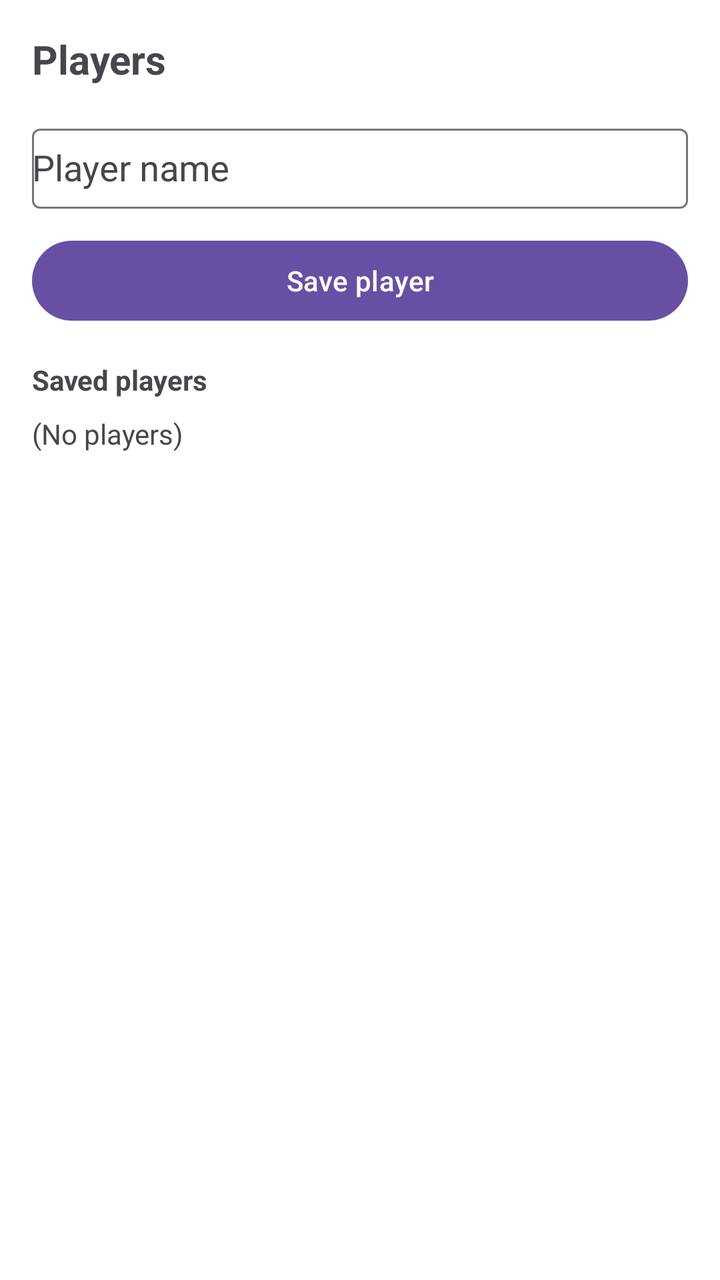
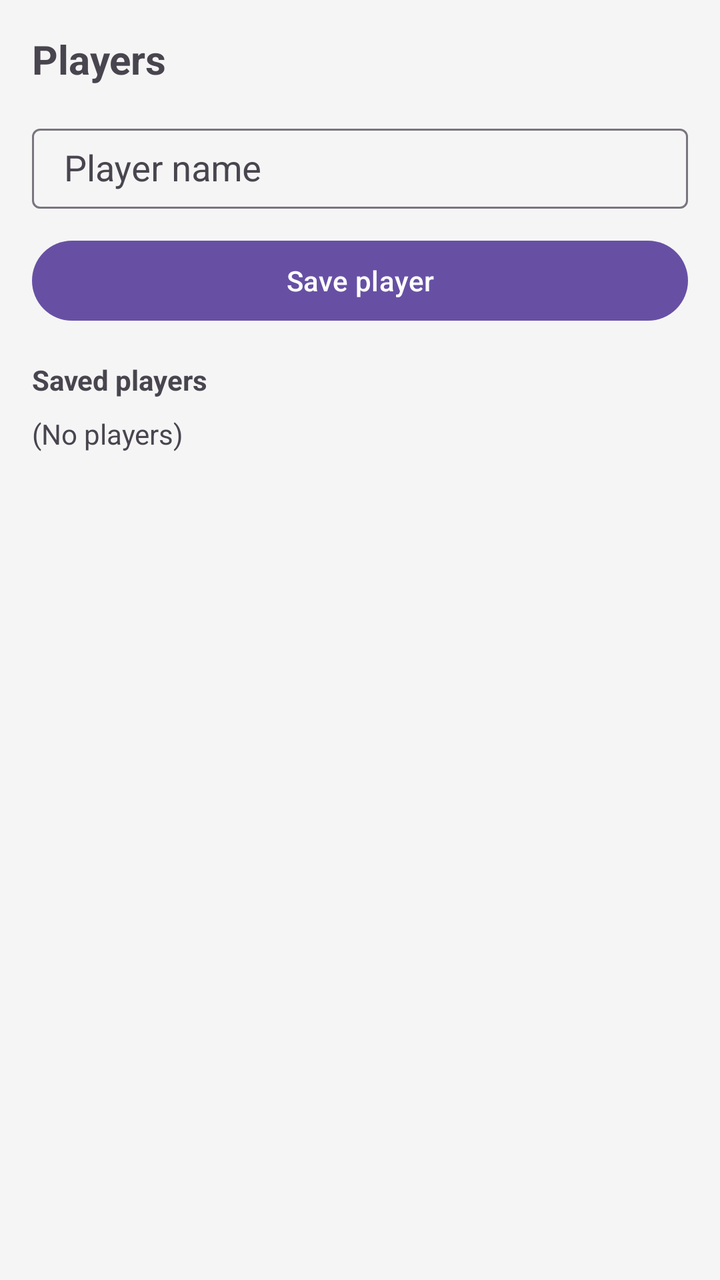

Two renders of the same Android screen: before a commit and after it. Below are the layout's source before the change and the commit's diff.
<!-- AndroidManifest.xml: application theme Theme.Pickleball -->
<!-- res/layout/activity_player.xml -->
<?xml version="1.0" encoding="utf-8"?>
<androidx.constraintlayout.widget.ConstraintLayout xmlns:android="http://schemas.android.com/apk/res/android"
    xmlns:app="http://schemas.android.com/apk/res-auto"
    android:id="@+id/playerRoot"
    android:layout_width="match_parent"
    android:layout_height="match_parent"
    android:background="@android:color/white">

    <TextView
        android:id="@+id/titleText"
        android:layout_width="0dp"
        android:layout_height="wrap_content"
        android:layout_marginHorizontal="16dp"
        android:layout_marginTop="16dp"
        android:text="@string/title_players"
        android:textSize="20sp"
        android:textStyle="bold"
        app:layout_constraintEnd_toEndOf="parent"
        app:layout_constraintStart_toStartOf="parent"
        app:layout_constraintTop_toTopOf="parent"/>

    <com.google.android.material.textfield.TextInputLayout
        android:id="@+id/nameInputLayout"
        android:layout_width="0dp"
        android:layout_height="wrap_content"
        android:layout_marginHorizontal="16dp"
        android:layout_marginTop="16dp"
        android:hint="@string/hint_player_name"
        app:layout_constraintEnd_toEndOf="parent"
        app:layout_constraintStart_toStartOf="parent"
        app:layout_constraintTop_toBottomOf="@id/titleText">

        <AutoCompleteTextView
            android:id="@+id/nameInput"
            android:layout_width="match_parent"
            android:layout_height="40dp"
            android:inputType="textPersonName"/>
    </com.google.android.material.textfield.TextInputLayout>

    <Button
        android:id="@+id/saveButton"
        android:layout_width="0dp"
        android:layout_height="wrap_content"
        android:layout_marginHorizontal="16dp"
        android:layout_marginTop="12dp"
        android:text="@string/action_save_player"
        app:layout_constraintEnd_toEndOf="parent"
        app:layout_constraintStart_toStartOf="parent"
        app:layout_constraintTop_toBottomOf="@id/nameInputLayout"/>

    <TextView
        android:id="@+id/listTitle"
        android:layout_width="0dp"
        android:layout_height="wrap_content"
        android:layout_marginHorizontal="16dp"
        android:layout_marginTop="16dp"
        android:text="@string/label_saved_players"
        android:textStyle="bold"
        app:layout_constraintEnd_toEndOf="parent"
        app:layout_constraintStart_toStartOf="parent"
        app:layout_constraintTop_toBottomOf="@id/saveButton"/>

    <TextView
        android:id="@+id/emptyText"
        android:layout_width="0dp"
        android:layout_height="wrap_content"
        android:layout_marginHorizontal="16dp"
        android:layout_marginTop="8dp"
        android:text="@string/empty_players"
        app:layout_constraintEnd_toEndOf="parent"
        app:layout_constraintStart_toStartOf="parent"
        app:layout_constraintTop_toBottomOf="@id/listTitle"/>

    <ListView
        android:id="@+id/playerListView"
        android:layout_width="0dp"
        android:layout_height="0dp"
        android:layout_marginHorizontal="16dp"
        android:layout_marginTop="8dp"
        android:divider="@android:color/transparent"
        android:dividerHeight="6dp"
        app:layout_constraintBottom_toBottomOf="parent"
        app:layout_constraintEnd_toEndOf="parent"
        app:layout_constraintStart_toStartOf="parent"
        app:layout_constraintTop_toBottomOf="@id/emptyText"/>

</androidx.constraintlayout.widget.ConstraintLayout>
<!-- resources referenced by this layout -->
<resources>
  <string name="action_save_player">Save player</string>
  <string name="empty_players">(No players)</string>
  <string name="hint_player_name">Player name</string>
  <string name="label_saved_players">Saved players</string>
  <string name="title_players">Players</string>
  <style name="Theme.Pickleball" parent="Base.Theme.Pickleball" />
  <style name="Base.Theme.Pickleball" parent="Theme.Material3.DayNight.NoActionBar">
          
          
      </style>
</resources>

<!-- the commit's change to res/layout/activity_player.xml (unified diff, before → after) -->
@@ -1,10 +1,9 @@
 <?xml version="1.0" encoding="utf-8"?>
 <androidx.constraintlayout.widget.ConstraintLayout xmlns:android="http://schemas.android.com/apk/res/android"
     xmlns:app="http://schemas.android.com/apk/res-auto"
-    android:id="@+id/playerRoot"
     android:layout_width="match_parent"
     android:layout_height="match_parent"
-    android:background="@android:color/white">
+    android:background="#F5F5F5">
 
     <TextView
         android:id="@+id/titleText"
@@ -34,7 +33,8 @@
             android:id="@+id/nameInput"
             android:layout_width="match_parent"
             android:layout_height="40dp"
-            android:inputType="textPersonName"/>
+            android:inputType="textPersonName"
+            android:paddingHorizontal="16dp"/>
     </com.google.android.material.textfield.TextInputLayout>
 
     <Button
